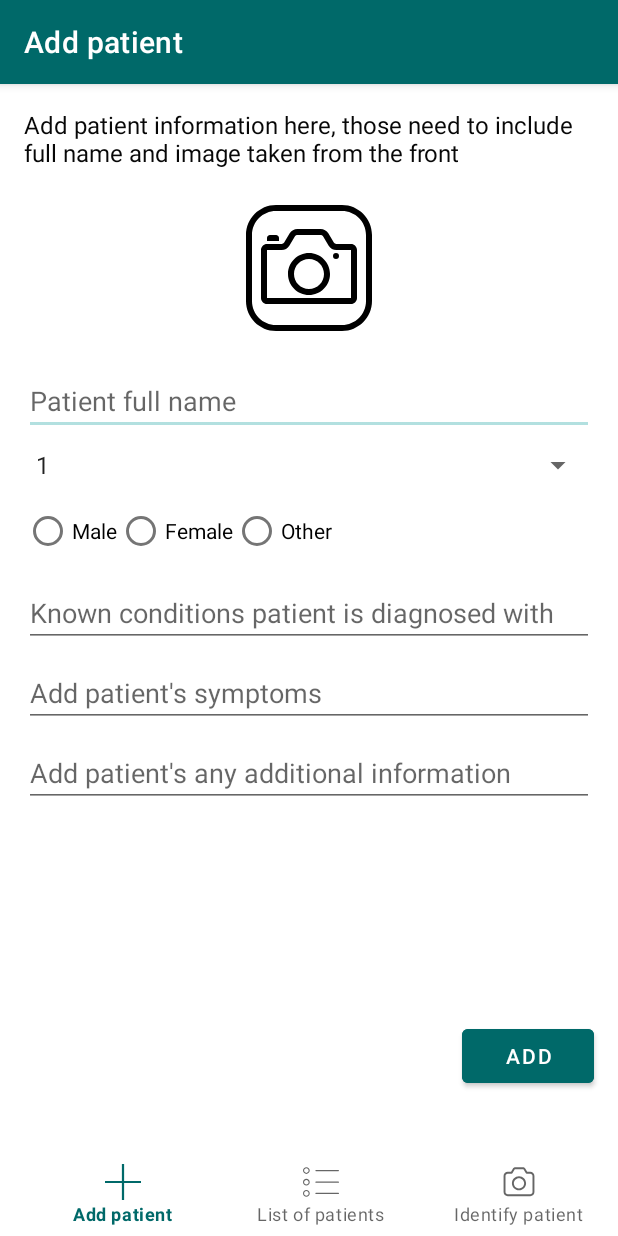
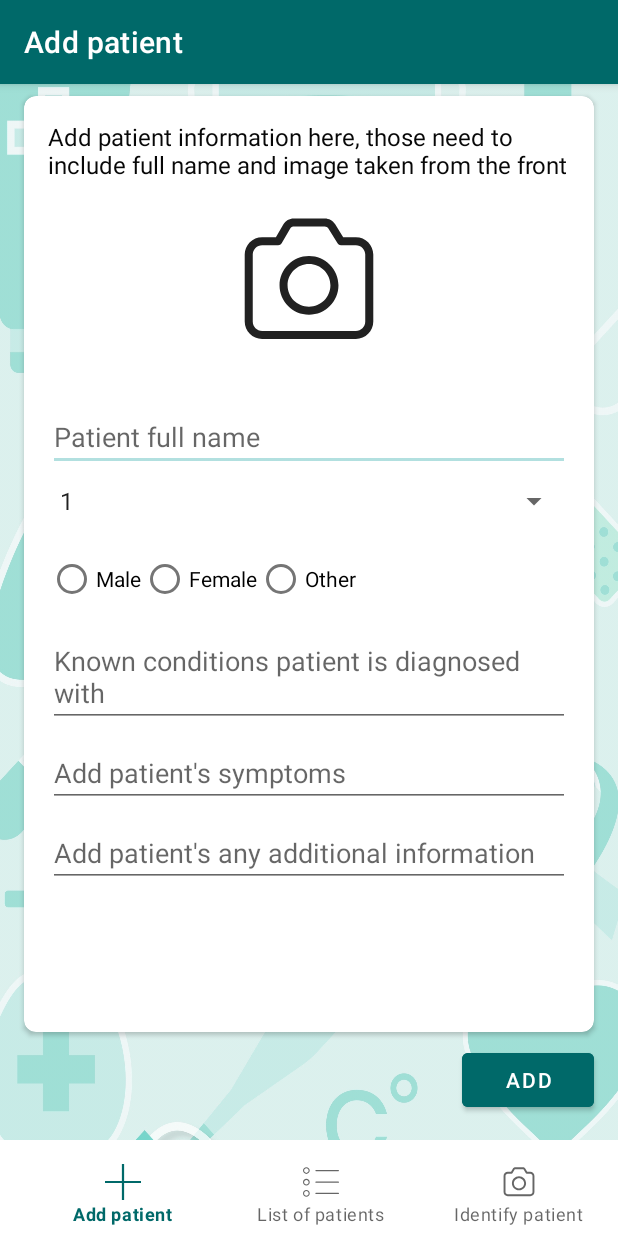
Before and after one commit to inamiotko/telematics_project_app, an Android app built with Jetpack Compose: the screen it shows after launch (MainActivity), on a phone screen of 412 x 824 dp. Run offline under Robolectric (Android 15) with nearby library versions, the phone set to English and light mode, and no system bars; our stand-ins replace Firebase (no records; nobody signed in at launch, a user with empty details on screens opened directly), data binding, navigation-ui; 1 statement that could not run was skipped.

Commit message:
no message

```diff
--- a/app/src/main/java/com/example/telematics_project/viewmodel/PatientEditViewModel.kt
+++ b/app/src/main/java/com/example/telematics_project/viewmodel/PatientEditViewModel.kt
@@ -28,6 +28,7 @@ class PatientEditViewModel : ViewModel(), KoinComponent {
         patientId: String,
         name: String,
         age: String,
+        sex: String,
         symptoms: String,
         conditions: String,
         add_info: String,
@@ -38,7 +39,7 @@ class PatientEditViewModel : ViewModel(), KoinComponent {
                 patientId,
                 name,
                 age,
-                pickedSexValue?: "Other",
+                pickedSexValue?: sex,
                 symptoms,
                 conditions,
                 add_info,
--- a/app/src/main/res/layout/activity_main.xml
+++ b/app/src/main/res/layout/activity_main.xml
@@ -9,6 +9,7 @@
     <fragment
         android:id="@+id/activity_main_navigation_host"
         android:name="androidx.navigation.fragment.NavHostFragment"
+        android:background="@color/lightGrey"
         android:layout_width="match_parent"
         android:layout_height="0dp"
         android:layout_marginBottom="64dp"
--- a/app/src/main/res/layout/fragment_list_view.xml
+++ b/app/src/main/res/layout/fragment_list_view.xml
@@ -3,6 +3,7 @@
     xmlns:app="http://schemas.android.com/apk/res-auto">
 
     <data>
+
         <variable
             name="viewModel"
             type="com.example.telematics_project.viewmodel.ListViewViewModel" />
@@ -10,13 +11,14 @@
 
     <androidx.constraintlayout.widget.ConstraintLayout
         android:layout_width="match_parent"
-        android:layout_height="match_parent">
+        android:layout_height="match_parent"
+        android:background="@drawable/background">
 
         <androidx.recyclerview.widget.RecyclerView
             android:id="@+id/recyclerview_patient_list"
             android:layout_width="match_parent"
             android:layout_height="match_parent"
-            android:layout_marginTop="32dp"
+            android:layout_marginTop="4dp"
             android:layout_marginBottom="4dp"
             app:layout_constraintBottom_toBottomOf="parent"
             app:layout_constraintEnd_toEndOf="parent"
--- a/app/src/main/res/layout/fragment_main_view.xml
+++ b/app/src/main/res/layout/fragment_main_view.xml
@@ -3,13 +3,36 @@
     xmlns:app="http://schemas.android.com/apk/res-auto">
 
     <data>
+
         <variable
             name="viewModel"
             type="com.example.telematics_project.viewmodel.SharedViewModel" />
     </data>
+
     <androidx.constraintlayout.widget.ConstraintLayout
         android:layout_width="match_parent"
-        android:layout_height="match_parent">
+        android:layout_height="match_parent"
+        android:background="@drawable/background">
+
+        <androidx.cardview.widget.CardView
+            android:layout_width="0dp"
+            android:layout_height="0dp"
+            android:layout_marginStart="16dp"
+            android:layout_marginTop="8dp"
+            android:layout_marginEnd="16dp"
+            app:cardCornerRadius="8dp"
+            android:elevation="4dp"
+            android:layout_marginBottom="8dp"
+            android:background="@color/lightGrey"
+            app:layout_constraintBottom_toTopOf="@id/add_patient_button"
+            app:layout_constraintEnd_toEndOf="parent"
+            app:layout_constraintStart_toStartOf="parent"
+            app:layout_constraintTop_toTopOf="parent">
+
+            <LinearLayout
+                android:layout_width="match_parent"
+                android:layout_height="match_parent"
+                android:orientation="vertical">
 
                 <TextView
                     android:id="@+id/add_patient_info"
@@ -20,29 +43,25 @@
                     android:text="@string/add_patient_info"
                     android:textColor="@color/black"
                     android:textSize="16sp"
-            android:visibility="visible"
-            app:layout_constraintEnd_toEndOf="parent"
-            app:layout_constraintStart_toStartOf="parent"
-            app:layout_constraintTop_toTopOf="parent" />
+                    android:visibility="visible" />
 
                 <ImageView
                     android:id="@+id/add_patient_image"
                     android:layout_width="100dp"
                     android:layout_height="100dp"
+                    android:src="@drawable/ic_camera"
+                    android:layout_gravity="center"
                     android:layout_marginStart="16dp"
                     android:layout_marginTop="16dp"
-            android:layout_marginEnd="16dp"
-            android:src="@drawable/ic_add_image"
-            app:layout_constraintEnd_toEndOf="parent"
-            app:layout_constraintStart_toStartOf="parent"
-            app:layout_constraintTop_toBottomOf="@id/add_patient_info" />
+                    android:layout_marginEnd="16dp" />
 
                 <EditText
                     android:id="@+id/add_patient_name"
                     android:layout_width="match_parent"
                     android:layout_height="wrap_content"
+                    android:layout_gravity="center"
                     android:layout_marginHorizontal="16dp"
-            android:layout_marginTop="16dp"
+                    android:layout_marginTop="32dp"
                     android:hint="@string/patient_name"
                     app:layout_constraintStart_toStartOf="parent"
                     app:layout_constraintTop_toBottomOf="@id/add_patient_image" />
@@ -51,80 +70,85 @@
                     android:id="@+id/add_patient_age"
                     android:layout_width="match_parent"
                     android:layout_height="wrap_content"
+                    android:layout_marginHorizontal="16dp"
+                    android:layout_marginTop="8dp"
+                    app:layout_constraintEnd_toEndOf="parent"
                     app:layout_constraintStart_toStartOf="parent"
-            android:layout_marginTop="8dp"
-            android:layout_marginHorizontal="16dp"
-            app:layout_constraintEnd_toEndOf="parent"
                     app:layout_constraintTop_toBottomOf="@id/add_patient_name" />
 
                 <RadioGroup
                     android:id="@+id/add_patient_sex"
                     android:layout_width="match_parent"
                     android:layout_height="wrap_content"
+                    android:layout_marginHorizontal="16dp"
+                    android:layout_marginTop="16dp"
                     android:orientation="horizontal"
+                    app:layout_constraintEnd_toEndOf="parent"
                     app:layout_constraintStart_toStartOf="parent"
-            android:layout_marginTop="8dp"
-            android:layout_marginHorizontal="16dp"
-            app:layout_constraintEnd_toEndOf="parent"
                     app:layout_constraintTop_toBottomOf="@id/add_patient_age">
+
                     <RadioButton
                         android:id="@+id/radio_male"
                         android:layout_width="wrap_content"
                         android:layout_height="wrap_content"
-                android:text="@string/male"
-                android:onClick="@{() -> viewModel.onPickAnswerMale()}"/>
+                        android:onClick="@{() -> viewModel.onPickAnswerMale()}"
+                        android:text="@string/male" />
+
                     <RadioButton
                         android:id="@+id/radio_female"
                         android:layout_width="wrap_content"
                         android:layout_height="wrap_content"
-                android:text="@string/female"
-                android:onClick="@{() -> viewModel.onPickAnswerFemale()}"/>
+                        android:onClick="@{() -> viewModel.onPickAnswerFemale()}"
+                        android:text="@string/female" />
+
                     <RadioButton
                         android:id="@+id/radio_other"
                         android:layout_width="wrap_content"
                         android:layout_height="wrap_content"
-                android:text="@string/other"
-                android:onClick="@{() -> viewModel.onPickAnswerOther()}"/>
+                        android:onClick="@{() -> viewModel.onPickAnswerOther()}"
+                        android:text="@string/other" />
                 </RadioGroup>
 
                 <EditText
                     android:id="@+id/add_patient_illness"
                     android:layout_width="match_parent"
-            android:layout_height="0dp"
+                    android:layout_height="wrap_content"
                     android:layout_marginHorizontal="16dp"
                     android:layout_marginTop="8dp"
                     android:hint="@string/patient_illness"
+                    app:layout_constraintEnd_toEndOf="parent"
                     app:layout_constraintStart_toStartOf="parent"
-            app:layout_constraintEnd_toEndOf="parent"
-            app:layout_constraintTop_toBottomOf="@id/add_patient_sex"/>
+                    app:layout_constraintTop_toBottomOf="@id/add_patient_sex" />
 
                 <EditText
                     android:id="@+id/add_patient_symptoms"
                     android:layout_width="match_parent"
-            android:layout_height="0dp"
+                    android:layout_height="wrap_content"
                     android:layout_marginHorizontal="16dp"
                     android:layout_marginTop="8dp"
                     android:hint="@string/patient_symptoms"
                     app:layout_constraintStart_toStartOf="parent"
-            app:layout_constraintTop_toBottomOf="@id/add_patient_illness"/>
+                    app:layout_constraintTop_toBottomOf="@id/add_patient_illness" />
 
                 <EditText
                     android:id="@+id/add_patient_add_info"
                     android:layout_width="match_parent"
-            android:layout_height="0dp"
+                    android:layout_height="wrap_content"
                     android:layout_marginHorizontal="16dp"
                     android:layout_marginTop="8dp"
                     android:hint="@string/patient_add_info"
+                    app:layout_constraintEnd_toEndOf="parent"
                     app:layout_constraintStart_toStartOf="parent"
-            app:layout_constraintEnd_toEndOf="parent"
-            app:layout_constraintTop_toBottomOf="@id/add_patient_symptoms"/>
+                    app:layout_constraintTop_toBottomOf="@id/add_patient_symptoms" />
+            </LinearLayout>
+        </androidx.cardview.widget.CardView>
 
         <Button
             android:id="@+id/add_patient_button"
             android:layout_width="wrap_content"
             android:layout_height="wrap_content"
             android:layout_marginEnd="16dp"
-            android:layout_marginBottom="32dp"
+            android:layout_marginBottom="16dp"
             android:backgroundTint="@color/teal_dark"
             android:text="@string/add_button_text"
             android:textColor="@color/white"
--- a/app/src/main/res/values/strings.xml
+++ b/app/src/main/res/values/strings.xml
@@ -13,6 +13,9 @@
     <string name="patient">Patient: %1$s</string>
     <string name="age">Age: %1$s years</string>
     <string name="sex">Sex: %1$s</string>
+    <string name="conditions">Existing conditions: %1$s</string>
+    <string name="symptoms">Symptoms: %1$s</string>
+    <string name="add_info">Additional information: %1$s</string>
     <string name="male">Male</string>
     <string name="female">Female</string>
     <string name="other">Other</string>
@@ -21,4 +24,5 @@
     <string name="recognise">Recognise patient</string>
     <string name="remove_patient_record">Remove patient</string>
     <string name="go_to_profile">Go to patient details</string>
+    <string name="recognised_patient"> Recognised patient: %1$s \n with similarity: %2$s" </string>
 </resources>
```
Also changed, not shown: app/src/main/java/com/example/telematics_project/ui/CameraViewFragment.kt (+6 -1 lines), app/src/main/java/com/example/telematics_project/ui/PatientDetailsFragment.kt (+26 -5 lines), app/src/main/java/com/example/telematics_project/ui/PatientEditFragment.kt (+4 -3 lines), app/src/main/res/drawable/ic_unknown_person.xml (added, +9 -0 lines), app/src/main/res/layout/fragment_camera_view.xml (+40 -20 lines), app/src/main/res/layout/fragment_patient_details.xml (+25 -15 lines), app/src/main/res/layout/fragment_patient_edit.xml (+58 -47 lines), app/src/main/res/drawable/background.jpeg (added), 1 other file. Lines whose indentation alone changed are shown as unchanged.
